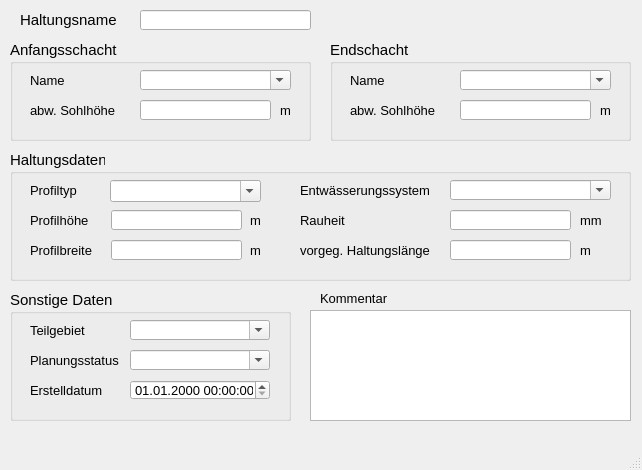
Above: qkan/forms/qkan_haltungen.ui from hoettges/QKan before the change. Below: the same form after it.
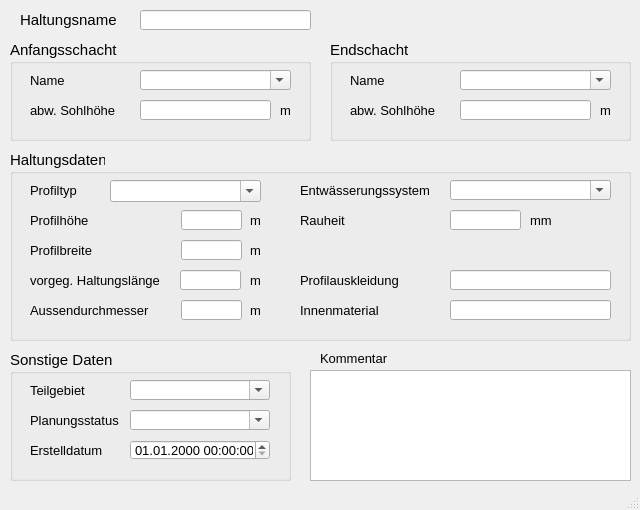
That is the form after the change. Custom widgets are drawn as their Qt base class.

Diff of the .ui file:
```diff
--- a/qkan/forms/qkan_haltungen.ui
+++ b/qkan/forms/qkan_haltungen.ui
@@ -6,8 +6,8 @@
    <rect>
     <x>0</x>
     <y>0</y>
-    <width>642</width>
-    <height>470</height>
+    <width>640</width>
+    <height>510</height>
    </rect>
   </property>
   <property name="sizePolicy">
@@ -19,7 +19,7 @@
   <property name="minimumSize">
    <size>
     <width>640</width>
-    <height>470</height>
+    <height>510</height>
    </size>
   </property>
   <property name="baseSize">
@@ -316,7 +316,7 @@
     <property name="geometry">
      <rect>
       <x>310</x>
-      <y>310</y>
+      <y>370</y>
       <width>321</width>
       <height>111</height>
      </rect>
@@ -338,7 +338,7 @@
     <property name="geometry">
      <rect>
       <x>320</x>
-      <y>290</y>
+      <y>350</y>
       <width>81</width>
       <height>16</height>
      </rect>
@@ -381,7 +381,7 @@
       <x>10</x>
       <y>150</y>
       <width>621</width>
-      <height>131</height>
+      <height>191</height>
      </rect>
     </property>
     <property name="font">
@@ -398,7 +398,7 @@
       <rect>
        <x>440</x>
        <y>60</y>
-       <width>121</width>
+       <width>71</width>
        <height>20</height>
       </rect>
      </property>
@@ -456,8 +456,8 @@
     <widget class="QLabel" name="label_21">
      <property name="geometry">
       <rect>
-       <x>570</x>
-       <y>90</y>
+       <x>240</x>
+       <y>120</y>
        <width>30</width>
        <height>20</height>
       </rect>
@@ -475,9 +475,9 @@
     <widget class="QLineEdit" name="laenge">
      <property name="geometry">
       <rect>
-       <x>440</x>
-       <y>90</y>
-       <width>121</width>
+       <x>170</x>
+       <y>120</y>
+       <width>61</width>
        <height>20</height>
       </rect>
      </property>
@@ -572,8 +572,8 @@
     <widget class="QLabel" name="label_17">
      <property name="geometry">
       <rect>
-       <x>290</x>
-       <y>90</y>
+       <x>20</x>
+       <y>120</y>
        <width>151</width>
        <height>21</height>
       </rect>
@@ -610,9 +610,9 @@
     <widget class="QLineEdit" name="hoehe">
      <property name="geometry">
       <rect>
-       <x>101</x>
+       <x>171</x>
        <y>60</y>
-       <width>131</width>
+       <width>61</width>
        <height>20</height>
       </rect>
      </property>
@@ -657,9 +657,9 @@
     <widget class="QLineEdit" name="breite">
      <property name="geometry">
       <rect>
-       <x>101</x>
+       <x>171</x>
        <y>90</y>
-       <width>131</width>
+       <width>61</width>
        <height>20</height>
       </rect>
      </property>
@@ -698,7 +698,7 @@
     <widget class="QLabel" name="label_70">
      <property name="geometry">
       <rect>
-       <x>570</x>
+       <x>520</x>
        <y>60</y>
        <width>31</width>
        <height>21</height>
@@ -733,12 +733,154 @@
       <string>Rauheit</string>
      </property>
     </widget>
+    <widget class="QLabel" name="label_12">
+     <property name="geometry">
+      <rect>
+       <x>20</x>
+       <y>150</y>
+       <width>151</width>
+       <height>21</height>
+      </rect>
+     </property>
+     <property name="font">
+      <font>
+       <family>Tahoma</family>
+       <pointsize>10</pointsize>
+      </font>
+     </property>
+     <property name="text">
+      <string>Aussendurchmesser</string>
+     </property>
+    </widget>
+    <widget class="QLabel" name="label_23">
+     <property name="geometry">
+      <rect>
+       <x>240</x>
+       <y>150</y>
+       <width>31</width>
+       <height>21</height>
+      </rect>
+     </property>
+     <property name="font">
+      <font>
+       <family>Tahoma</family>
+       <pointsize>10</pointsize>
+      </font>
+     </property>
+     <property name="text">
+      <string>m </string>
+     </property>
+    </widget>
+    <widget class="QLineEdit" name="aussendurchmesser">
+     <property name="geometry">
+      <rect>
+       <x>171</x>
+       <y>150</y>
+       <width>61</width>
+       <height>20</height>
+      </rect>
+     </property>
+     <property name="font">
+      <font>
+       <family>Tahoma</family>
+       <pointsize>10</pointsize>
+      </font>
+     </property>
+     <property name="toolTip">
+      <string>&lt;html&gt;&lt;head/&gt;&lt;body&gt;&lt;p&gt;Außendurchmesser&lt;/p&gt;&lt;/body&gt;&lt;/html&gt;</string>
+     </property>
+     <property name="statusTip">
+      <string>Außendurchmesser</string>
+     </property>
+    </widget>
+    <widget class="QLabel" name="label_62">
+     <property name="geometry">
+      <rect>
+       <x>290</x>
+       <y>120</y>
+       <width>151</width>
+       <height>20</height>
+      </rect>
+     </property>
+     <property name="font">
+      <font>
+       <family>Tahoma</family>
+       <pointsize>10</pointsize>
+      </font>
+     </property>
+     <property name="text">
+      <string>Profilauskleidung</string>
+     </property>
+    </widget>
+    <widget class="QLineEdit" name="profilauskleidung">
+     <property name="geometry">
+      <rect>
+       <x>440</x>
+       <y>120</y>
+       <width>161</width>
+       <height>20</height>
+      </rect>
+     </property>
+     <property name="font">
+      <font>
+       <family>Tahoma</family>
+       <pointsize>10</pointsize>
+      </font>
+     </property>
+     <property name="toolTip">
+      <string>&lt;html&gt;&lt;head/&gt;&lt;body&gt;&lt;p&gt;Profilauskleidung&lt;/p&gt;&lt;/body&gt;&lt;/html&gt;</string>
+     </property>
+     <property name="statusTip">
+      <string>Profilauskleidung</string>
+     </property>
+    </widget>
+    <widget class="QLabel" name="label_63">
+     <property name="geometry">
+      <rect>
+       <x>290</x>
+       <y>150</y>
+       <width>151</width>
+       <height>20</height>
+      </rect>
+     </property>
+     <property name="font">
+      <font>
+       <family>Tahoma</family>
+       <pointsize>10</pointsize>
+      </font>
+     </property>
+     <property name="text">
+      <string>Innenmaterial</string>
+     </property>
+    </widget>
+    <widget class="QLineEdit" name="innenmaterial">
+     <property name="geometry">
+      <rect>
+       <x>440</x>
+       <y>150</y>
+       <width>161</width>
+       <height>20</height>
+      </rect>
+     </property>
+     <property name="font">
+      <font>
+       <family>Tahoma</family>
+       <pointsize>10</pointsize>
+      </font>
+     </property>
+     <property name="toolTip">
+      <string>&lt;html&gt;&lt;head/&gt;&lt;body&gt;&lt;p&gt;Innenmaterial&lt;/p&gt;&lt;/body&gt;&lt;/html&gt;</string>
+     </property>
+     <property name="statusTip">
+      <string>Innenmaterial</string>
+     </property>
+    </widget>
    </widget>
    <widget class="QGroupBox" name="groupBox_4">
     <property name="geometry">
      <rect>
       <x>10</x>
-      <y>290</y>
+      <y>350</y>
       <width>281</width>
       <height>131</height>
      </rect>
```
Left out of the diff: 2 changed lines with no effect on the pictures.
